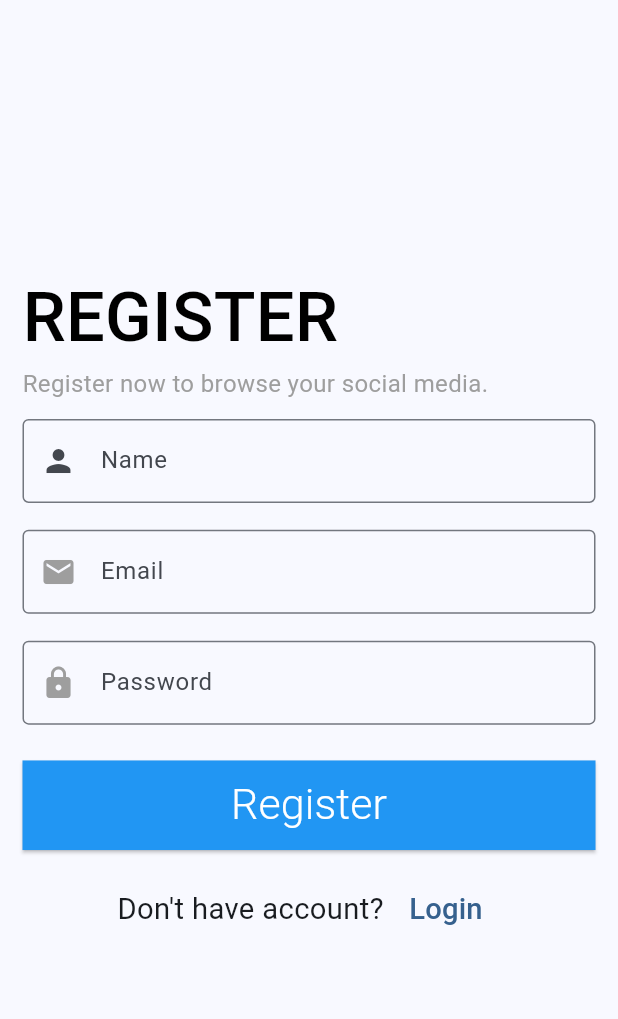
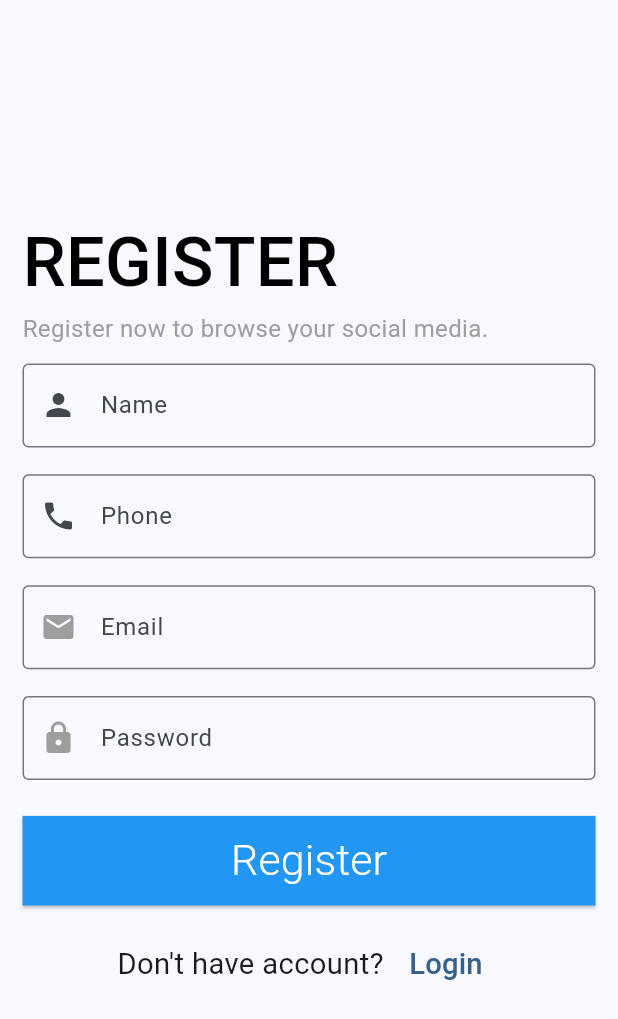
Before and after one commit to Ahmed-Hemdan/shop_app, a Flutter app: the RegisterScreen screen opened directly, after a tap on "Register", on a phone screen of 412 x 824 dp. Shown: the top 1019 px of the screen. Run offline on Flutter 3.47's test engine with Material 2 defaults, Android fonts, the phone set to English and light mode, and no system bars; our stand-ins replace bloc, dio, flutter_bloc, flutter_screenutil, smooth_page_indicator; network calls fail.

Commit message:
add register and login api

```diff
--- /dev/null
+++ b/lib/DioHelper/DioHelper.dart
@@ -0,0 +1,43 @@
+
+
+import 'package:dio/dio.dart';
+
+class DioHelper {
+  static Dio? dio;
+
+  static init() {
+    dio = Dio(
+      BaseOptions(
+        baseUrl: "https://student.valuxapps.com/api/",
+        receiveDataWhenStatusError: true,
+        headers: {
+          "Content-Type": "application/json",
+        },
+      ),
+    );
+  }
+
+ static Future<Response> signin({
+    required String email,
+    required  password,
+  }) async {
+    return dio!.post("login", data: {
+      "email": email,
+      "password": password,
+    });
+  }
+
+   static Future<Response> signup({
+    required String email,
+    required  password,
+    required name,
+    required phone,
+  }) async {
+    return dio!.post("register", data: {
+      "name": name,
+      "phone": phone,
+      "email": email,
+      "password": password,
+    });
+  }
+}
--- a/lib/Screens/Register/RegisterScreen.dart
+++ b/lib/Screens/Register/RegisterScreen.dart
@@ -38,6 +38,18 @@ class RegisterScreen extends StatelessWidget {
                     type: TextInputType.name,
                     icon: const Icon(Icons.person_sharp),
                     hint: 'Name',
+                    validate: (value) {
+                      return null;
+                    },
+                  ),
+                  SizedBox(
+                    height: 15.h,
+                  ),
+                  defaultTextFormField(
+                    controller: ShopCubit.get(context).phoneController,
+                    type: TextInputType.phone,
+                    icon: const Icon(Icons.phone),
+                    hint: 'Phone',
                     validate: (value) {
                       return null;
                     },
@@ -83,7 +95,14 @@ class RegisterScreen extends StatelessWidget {
                     height: 20.h,
                   ),
                   defaultButton(
-                    onpressed: () {},
+                    onpressed: () {
+                      ShopCubit.get(context).register(
+                        email: ShopCubit.get(context).emailController.text,
+                        password: ShopCubit.get(context).passwordController.text,
+                        name: ShopCubit.get(context).nameController.text,
+                        phone: ShopCubit.get(context).phoneController.text,
+                      );
+                    },
                     text: "Register",
                   ),
                   Padding(
--- a/lib/cubit/shop_cubit.dart
+++ b/lib/cubit/shop_cubit.dart
@@ -1,18 +1,46 @@
 import 'package:flutter/material.dart';
 import 'package:flutter_bloc/flutter_bloc.dart';
+import 'package:shop_app/DioHelper/DioHelper.dart';
 
 part 'shop_state.dart';
 
 class ShopCubit extends Cubit<ShopState> {
   ShopCubit() : super(ShopInitial());
   static ShopCubit get(context) => BlocProvider.of(context);
+
   TextEditingController emailController = TextEditingController();
   TextEditingController passwordController = TextEditingController();
   TextEditingController nameController = TextEditingController();
+  TextEditingController phoneController = TextEditingController();
 
   bool isSecure = false;
   showPassword() {
     isSecure = !isSecure;
     emit(ShowPassword());
   }
+
+  void login({
+    required String email,
+    required password,
+  }) {
+    emit(LoginLoadingState());
+    DioHelper.signin(email: email, password: password).then((value) {
+      print(value.data.toString());
+      emit(LoginSuccessState());
+    }).catchError((error) {
+      print(error.toString());
+      emit(LoginErrorState());
+    });
+  }
+
+  void register({required String email, required password, required name, required phone}) {
+    emit(RegisterLoadingState());
+    DioHelper.signup(email: email, password: password, name: name, phone: phone).then((value) {
+      print(value.data.toString());
+      emit(RegisterSuccessState());
+    }).catchError((error) {
+      print(error.toString());
+      emit(RegisterErroeState());
+    });
+  }
 }
--- a/lib/cubit/shop_state.dart
+++ b/lib/cubit/shop_state.dart
@@ -5,3 +5,15 @@ abstract class ShopState {}
 class ShopInitial extends ShopState {}
 
 class ShowPassword extends ShopState{}
+
+class LoginLoadingState extends ShopState {}
+
+class LoginSuccessState extends ShopState {}
+
+class LoginErrorState extends ShopState {}
+
+class RegisterLoadingState extends ShopState {}
+
+class RegisterSuccessState extends ShopState {}
+
+class RegisterErroeState extends ShopState {}
--- a/lib/main.dart
+++ b/lib/main.dart
@@ -2,12 +2,15 @@ import 'package:bloc/bloc.dart';
 import 'package:flutter/material.dart';
 import 'package:flutter_bloc/flutter_bloc.dart';
 import 'package:flutter_screenutil/flutter_screenutil.dart';
+import 'package:shop_app/DioHelper/DioHelper.dart';
 import 'package:shop_app/Screens/OnboardingScreen/OnboardingScreen.dart';
 import 'package:shop_app/cubit/bloc_observer.dart';
 import 'package:shop_app/cubit/shop_cubit.dart';
 
 void main() {
+  WidgetsFlutterBinding.ensureInitialized();
   Bloc.observer = MyBlocObserver();
+  DioHelper.init();
 
   runApp(const MyApp());
 }
--- a/pubspec.yaml
+++ b/pubspec.yaml
@@ -39,6 +39,7 @@ dependencies:
   flutter_bloc:
   flutter_screenutil: ^5.8.4
   smooth_page_indicator: ^1.1.0
+  dio: ^5.3.0
 
 dev_dependencies:
   flutter_test:
```
Also changed, not shown: lib/Screens/Login/LoginScreen.dart (+6 -1 lines), pubspec.lock.
